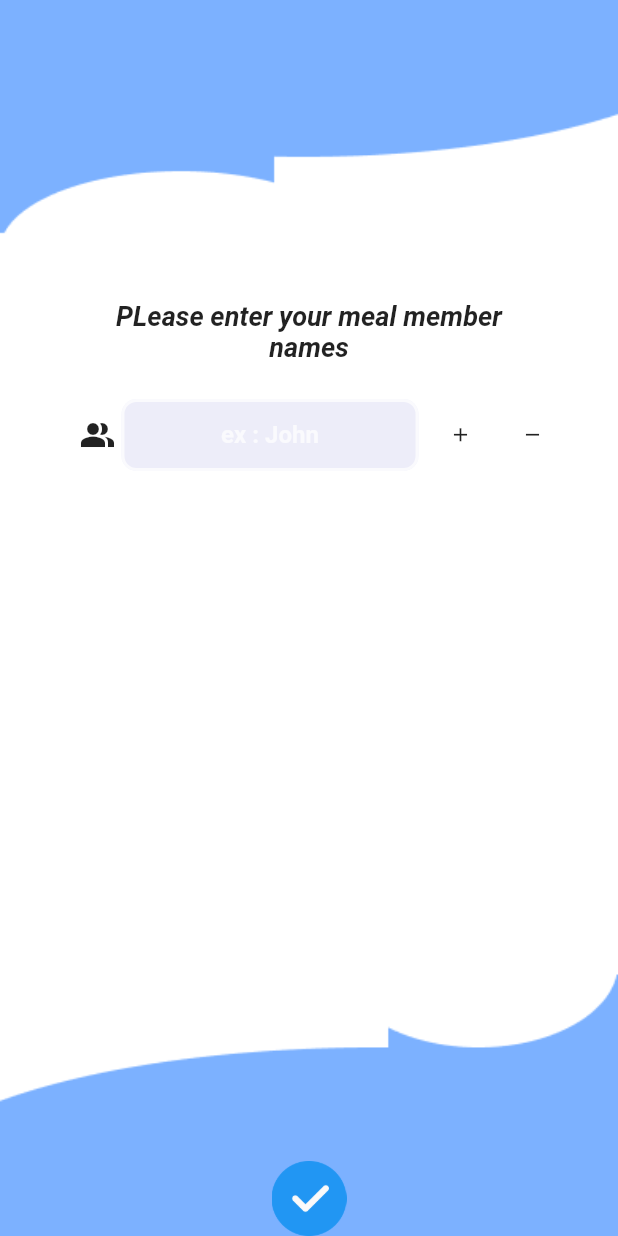
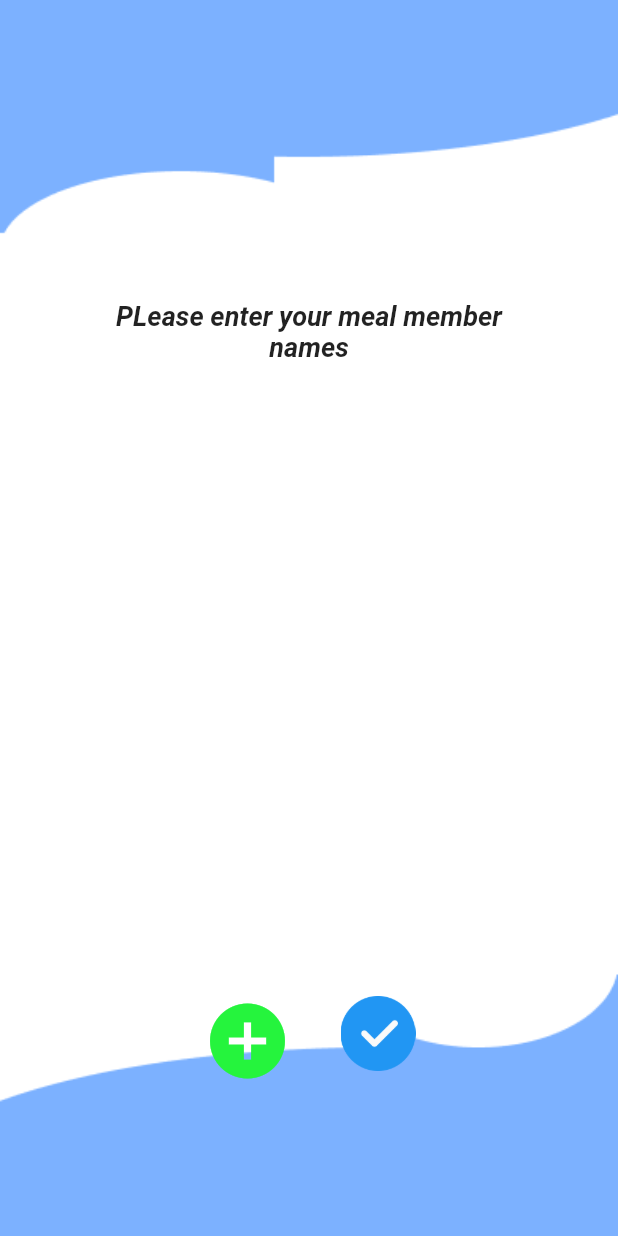
Before and after one commit to AbuShyedHemel/daily_calculation, a Flutter app: the screen it shows after launch, on a phone screen of 412 x 824 dp. Run offline on Flutter 3.47's test engine with Material 2 defaults, Android fonts, the phone set to English and light mode, and no system bars; our stand-ins replace get; Roboto replaces fonts that are missing (OpenSans).

Commit message:
Homepage v2

```diff
--- a/lib/view/memberinput/memberinput.dart
+++ b/lib/view/memberinput/memberinput.dart
@@ -12,7 +12,13 @@ class MemberInput extends StatefulWidget {
 }
 
 class _MemberInputState extends State<MemberInput> {
-  final nameFieldcontroller = TextEditingController();
+  List nameFieldController = [];
+  void generateTextController() {
+    TextEditingController controllerText = TextEditingController();
+    setState(() {
+      nameFieldController.add(controllerText);
+    });
+  }
 
   int number = 1;
 
@@ -41,10 +47,10 @@ class _MemberInputState extends State<MemberInput> {
                     textAlign: TextAlign.center,
                   ),
                 ),
-                const SizedBox(height: 20),
                 Expanded(
                   child: ListView.builder(
                     shrinkWrap: true,
+                    itemCount: nameFieldController.length,
                     itemBuilder: ((context, index) {
                       return Padding(
                         padding: const EdgeInsets.only(left: 20),
@@ -60,7 +66,7 @@ class _MemberInputState extends State<MemberInput> {
                                   baseColor: Colors.black,
                                   borderColor: const Color.fromRGBO(
                                       255, 255, 255, 0.702),
-                                  controller: nameFieldcontroller,
+                                  controller: nameFieldController[index],
                                   errorColor: Colors.red,
                                   hint: 'ex : John',
                                   inputType: TextInputType.name,
@@ -70,17 +76,7 @@ class _MemberInputState extends State<MemberInput> {
                               IconButton(
                                   onPressed: () {
                                     setState(() {
-                                      number = number + 1;
-                                    });
-                                  },
-                                  icon: const Icon(
-                                    Icons.add,
-                                    size: 15,
-                                  )),
-                              IconButton(
-                                  onPressed: () {
-                                    setState(() {
-                                      number = number - 1;
+                                      nameFieldController.removeAt(index);
                                     });
                                   },
                                   icon: const Icon(
@@ -90,25 +86,37 @@ class _MemberInputState extends State<MemberInput> {
                             ]),
                       );
                     }),
-                    itemCount: number,
                   ),
                 ),
-
-                ///text field
-
-                //button here
                 Padding(
-                  padding: const EdgeInsets.only(top: 160),
-                  child: ElevatedButton(
+                  padding: const EdgeInsets.only(bottom: 110),
+                  child: Row(
+                    mainAxisAlignment: MainAxisAlignment.center,
+                    // crossAxisAlignment: CrossAxisAlignment.start,
+                    children: [
+                      ElevatedButton(
                           style: buttonstyles,
-                    onPressed: () => Get.to(MemberInput()),
+                          // ignore: avoid_print
+                          onPressed: () => generateTextController(),
+                          child: const Icon(
+                            Icons.add_circle,
+                            size: 60,
+                            color: Color.fromARGB(255, 37, 244, 61),
+                          )),
+                      ElevatedButton(
+                        style: buttonstyles,
+                        // ignore: avoid_print
+                        onPressed: () => print("Clicked"),
                         child: Image.asset(
                           'assets/icons/check.png',
                           height: 50,
                           width: 50,
                         ),
                       ),
+                    ],
                   ),
+                ),
+                //button here
               ]),
         ));
   }
```
Lines whose indentation alone changed are shown as unchanged.
